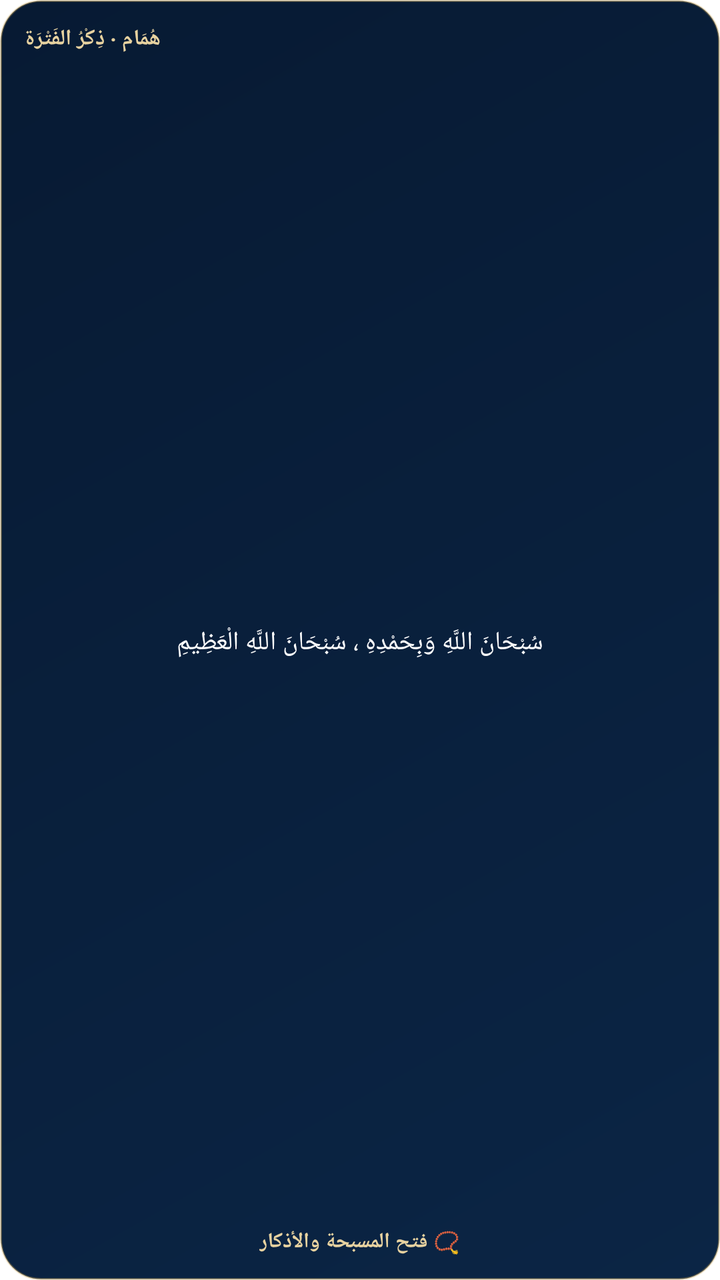
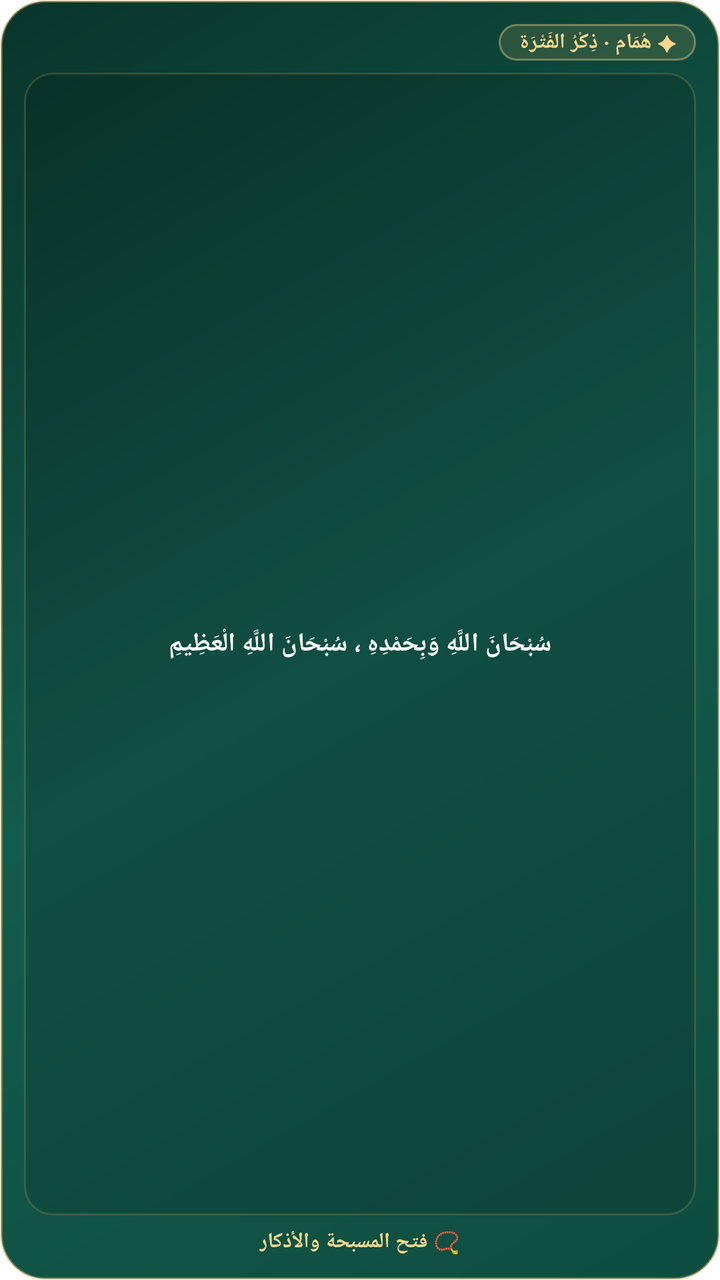

Compare the two renders of this Android layout. The source of the first and the diff that turns it into the second are given below.
<!-- AndroidManifest.xml: fallback theme Theme.MaterialComponents.DayNight.NoActionBar -->
<!-- res/layout/dhikr_widget.xml -->
<?xml version="1.0" encoding="utf-8"?>
<LinearLayout xmlns:android="http://schemas.android.com/apk/res/android"
    android:id="@+id/dhikr_widget_root"
    android:layout_width="match_parent"
    android:layout_height="match_parent"
    android:orientation="vertical"
    android:background="@drawable/humam_widget_background"
    android:padding="12dp">

    <TextView
        android:id="@+id/dhikr_widget_header"
        android:layout_width="match_parent"
        android:layout_height="wrap_content"
        android:text="هُمَام · ذِكْرُ الفَتْرَة"
        android:textColor="#E7D2A0"
        android:textSize="11sp"
        android:textStyle="bold"
        android:gravity="end" />

    <TextView
        android:id="@+id/dhikr_widget_text"
        android:layout_width="match_parent"
        android:layout_height="0dp"
        android:layout_weight="1"
        android:layout_marginTop="6dp"
        android:layout_marginBottom="4dp"
        android:text="سُبْحَانَ اللَّهِ وَبِحَمْدِهِ ، سُبْحَانَ اللَّهِ الْعَظِيمِ"
        android:textColor="#FFFFFF"
        android:textSize="13sp"
        android:gravity="center"
        android:includeFontPadding="false"
        android:maxLines="3"
        android:ellipsize="end" />

    <LinearLayout
        android:layout_width="match_parent"
        android:layout_height="wrap_content"
        android:gravity="center"
        android:orientation="horizontal">

        <TextView
            android:id="@+id/dhikr_widget_action"
            android:layout_width="wrap_content"
            android:layout_height="wrap_content"
            android:text="📿 فتح المسبحة والأذكار"
            android:textColor="#E7D2A0"
            android:textSize="10.5sp"
            android:textStyle="bold" />
    </LinearLayout>

</LinearLayout>
<!-- resources referenced by this layout -->
<resources>
  <!-- drawable humam_widget_background (drawable) -->
  <?xml version="1.0" encoding="utf-8"?>
  <shape xmlns:android="http://schemas.android.com/apk/res/android">
      <corners android:radius="20dp" />
      <gradient
          android:type="linear"
          android:angle="135"
          android:startColor="#0B2545"
          android:endColor="#071A33" />
      <stroke android:width="1dp" android:color="#59C9A24B" />
  </shape>
</resources>

<!-- the commit's change to res/layout/dhikr_widget.xml (unified diff, before → after) -->
@@ -4,18 +4,30 @@
     android:layout_width="match_parent"
     android:layout_height="match_parent"
     android:orientation="vertical"
+    android:layoutDirection="rtl"
     android:background="@drawable/humam_widget_background"
     android:padding="12dp">
 
-    <TextView
-        android:id="@+id/dhikr_widget_header"
+    <LinearLayout
         android:layout_width="match_parent"
         android:layout_height="wrap_content"
-        android:text="هُمَام · ذِكْرُ الفَتْرَة"
-        android:textColor="#E7D2A0"
-        android:textSize="11sp"
-        android:textStyle="bold"
-        android:gravity="end" />
+        android:orientation="horizontal"
+        android:gravity="center_vertical">
+
+        <TextView
+            android:id="@+id/dhikr_widget_header"
+            android:layout_width="wrap_content"
+            android:layout_height="wrap_content"
+            android:text="✦ هُمَام · ذِكْرُ الفَتْرَة"
+            android:textColor="#F5D78E"
+            android:textSize="10.5sp"
+            android:textStyle="bold"
+            android:paddingStart="10dp"
+            android:paddingEnd="10dp"
+            android:paddingTop="2dp"
+            android:paddingBottom="2dp"
+            android:background="@drawable/humam_widget_pill_gold" />
+    </LinearLayout>
 
     <TextView
         android:id="@+id/dhikr_widget_text"
@@ -23,10 +35,14 @@
         android:layout_height="0dp"
         android:layout_weight="1"
         android:layout_marginTop="6dp"
-        android:layout_marginBottom="4dp"
+        android:layout_marginBottom="6dp"
+        android:paddingStart="10dp"
+        android:paddingEnd="10dp"
+        android:background="@drawable/humam_widget_inner_card"
         android:text="سُبْحَانَ اللَّهِ وَبِحَمْدِهِ ، سُبْحَانَ اللَّهِ الْعَظِيمِ"
         android:textColor="#FFFFFF"
         android:textSize="13sp"
+        android:textStyle="bold"
         android:gravity="center"
         android:includeFontPadding="false"
         android:maxLines="3"
@@ -43,7 +59,7 @@
             android:layout_width="wrap_content"
             android:layout_height="wrap_content"
             android:text="📿 فتح المسبحة والأذكار"
-            android:textColor="#E7D2A0"
+            android:textColor="#F5D78E"
             android:textSize="10.5sp"
             android:textStyle="bold" />
     </LinearLayout>
<!-- resource entries referenced after the edit -->
@@ -3,13 +3,28 @@
   <!-- drawable humam_widget_background (drawable) -->
   <?xml version="1.0" encoding="utf-8"?>
   <shape xmlns:android="http://schemas.android.com/apk/res/android">
-      <corners android:radius="20dp" />
+      <corners android:radius="22dp" />
       <gradient
           android:type="linear"
           android:angle="135"
-          android:startColor="#0B2545"
-          android:endColor="#071A33" />
-      <stroke android:width="1dp" android:color="#59C9A24B" />
+          android:startColor="#0E4D40"
+          android:centerColor="#135B4C"
+          android:endColor="#09352B" />
+      <stroke android:width="1.2dp" android:color="#66D4AF67" />
+  </shape>
+  <!-- drawable humam_widget_inner_card (drawable) -->
+  <?xml version="1.0" encoding="utf-8"?>
+  <shape xmlns:android="http://schemas.android.com/apk/res/android">
+      <corners android:radius="14dp" />
+      <solid android:color="#22000000" />
+      <stroke android:width="0.9dp" android:color="#33D4AF67" />
+  </shape>
+  <!-- drawable humam_widget_pill_gold (drawable) -->
+  <?xml version="1.0" encoding="utf-8"?>
+  <shape xmlns:android="http://schemas.android.com/apk/res/android">
+      <corners android:radius="14dp" />
+      <solid android:color="#28D4AF67" />
+      <stroke android:width="1dp" android:color="#66F5D78E" />
   </shape>
 </resources>
 
